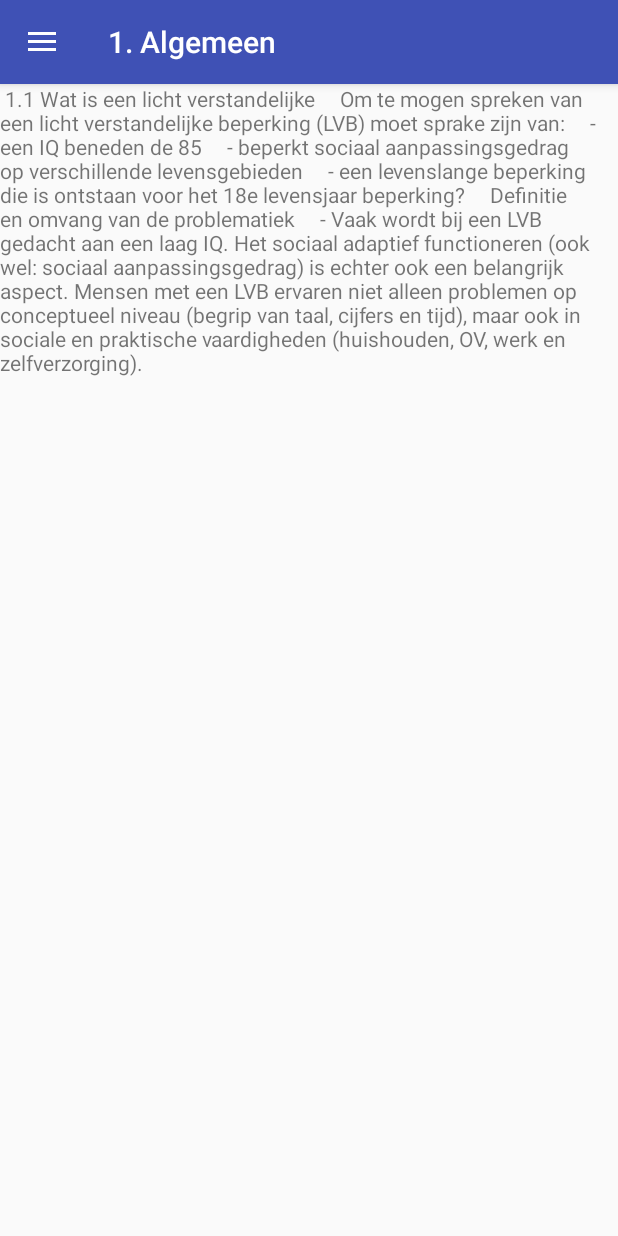
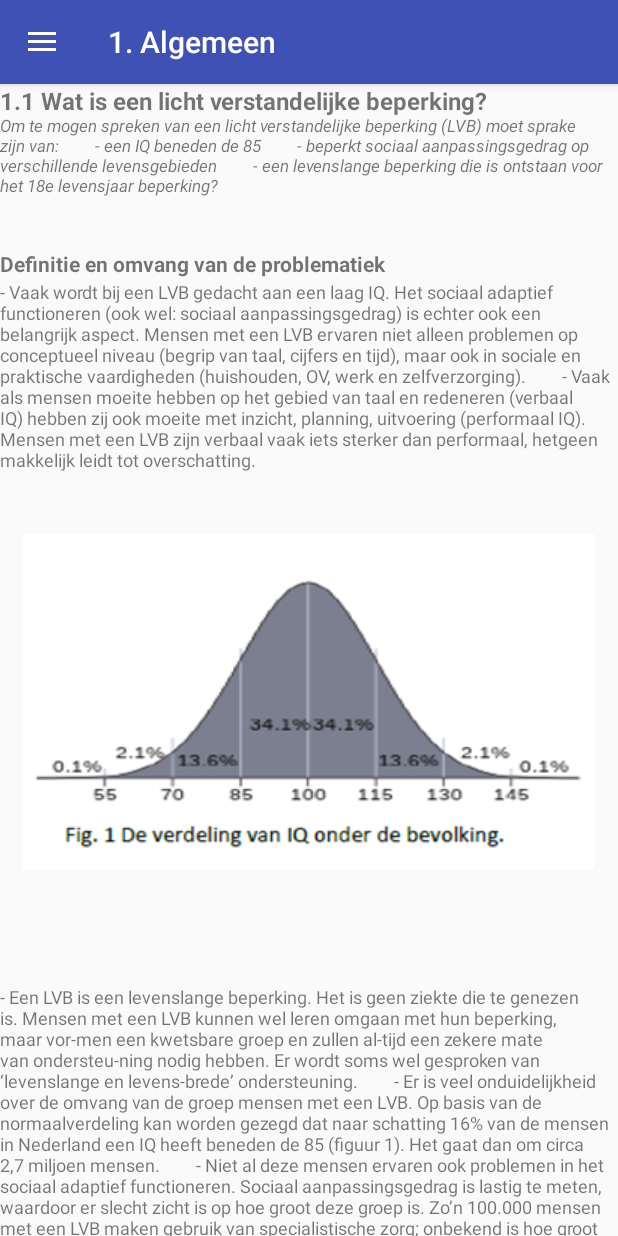
Before and after one commit to suusie1994/PolitieBrochureApp, an Android app: the screen it shows after launch (MainActivity), in the side drawer, after a tap on "1. Algemeen", on a phone screen of 412 x 824 dp. Run offline under Robolectric (Android 15) with nearby library versions, the phone set to English and light mode, and no system bars.

Commit message:
Eerste pagina van hoofdstuk 1 in fragment. Opmaak nog niet volledig.

```diff
--- a/app/src/main/res/layout/fragment_hfst1.xml
+++ b/app/src/main/res/layout/fragment_hfst1.xml
@@ -4,17 +4,56 @@
     android:layout_height="match_parent"
     tools:context="Fragments.Hoofdstuk1Fragment">
 
-    <!-- TODO: Update blank fragment layout -->
     <TextView
         android:layout_width="match_parent"
-        android:layout_height="match_parent"
-        android:text=" 1.1	Wat is een licht verstandelijke
-    Om te mogen spreken van een licht verstandelijke beperking (LVB) moet sprake zijn van:
-    -	een IQ beneden de 85
-    -	beperkt sociaal aanpassingsgedrag op verschillende levensgebieden
-    -	een levenslange beperking die is ontstaan voor het 18e levensjaar beperking?
-    Definitie en omvang van de problematiek
-    -	Vaak wordt bij een LVB gedacht aan een laag IQ. Het sociaal adaptief functioneren (ook wel: sociaal aanpassingsgedrag) is echter ook een belangrijk aspect. Mensen met een LVB ervaren niet alleen problemen op conceptueel niveau (begrip van taal, cijfers en tijd), maar ook in sociale en praktische vaardigheden (huishouden, OV, werk en zelfverzorging).
-" />
+        android:layout_height="wrap_content"
+        android:text="1.1 Wat is een licht verstandelijke beperking?"
+        android:textStyle="bold"
+        android:textSize="16dp"/>
+    <TextView
+        android:layout_width="match_parent"
+        android:layout_height="wrap_content"
+        android:layout_marginTop="20dp"
+        android:text="Om te mogen spreken van een licht verstandelijke beperking (LVB) moet sprake zijn van:
+        -	een IQ beneden de 85
+        -	beperkt sociaal aanpassingsgedrag op verschillende levensgebieden
+        -	een levenslange beperking die is ontstaan voor het 18e levensjaar beperking?"
+        android:textStyle="italic"
+        android:textSize="11dp"/>
+    <TextView
+        android:layout_width="match_parent"
+        android:layout_height="wrap_content"
+        android:layout_alignParentTop="true"
+        android:layout_marginTop="110dp"
+        android:text="Definitie en omvang van de problematiek"
+        android:textStyle="bold"
+        android:textSize="14dp"/>
+    <TextView
+        android:layout_width="match_parent"
+        android:layout_height="wrap_content"
+        android:layout_alignParentTop="true"
+        android:layout_marginTop="130dp"
+        android:text="-	Vaak wordt bij een LVB gedacht aan een laag IQ. Het sociaal adaptief functioneren (ook wel: sociaal aanpassingsgedrag) is echter ook een belangrijk aspect. Mensen met een LVB ervaren niet alleen problemen op conceptueel niveau (begrip van taal, cijfers en tijd), maar ook in sociale en praktische vaardigheden (huishouden, OV, werk en zelfverzorging).
+        - Vaak als mensen moeite hebben op het gebied van taal en redeneren (verbaal IQ) hebben zij ook moeite met inzicht, planning, uitvoering (performaal IQ). Mensen met een LVB zijn verbaal vaak iets sterker dan performaal, hetgeen makkelijk leidt tot overschatting."
+        android:textStyle="normal"
+        android:textSize="12dp"/>
+
+    <ImageView
+        android:layout_width="match_parent"
+        android:layout_height="wrap_content"
+        android:layout_alignParentTop="true"
+        android:layout_marginTop="300dp"
+        android:src="@drawable/fig1"/>
+
+    <TextView
+        android:layout_width="match_parent"
+        android:layout_height="wrap_content"
+        android:layout_alignParentTop="true"
+        android:layout_marginTop="600dp"
+        android:text="- Een LVB is een levenslange beperking. Het is geen ziekte die te genezen is. Mensen met een LVB kunnen wel leren omgaan met hun beperking, maar vor-men een kwetsbare groep en zullen al-tijd een zekere mate van ondersteu-ning nodig hebben. Er wordt soms wel gesproken van ‘levenslange en levens-brede’ ondersteuning.
+        - Er is veel onduidelijkheid over de omvang van de groep mensen met een LVB. Op basis van de normaalverdeling kan worden gezegd dat naar schatting 16% van de mensen in Nederland een IQ heeft beneden de 85 (figuur 1). Het gaat dan om circa 2,7 miljoen mensen.
+        - Niet al deze mensen ervaren ook problemen in het sociaal adaptief functioneren. Sociaal aanpassingsgedrag is lastig te meten, waardoor er slecht zicht is op hoe groot deze groep is. Zo’n 100.000 mensen met een LVB maken gebruik van specialistische zorg; onbekend is hoe groot de groep is die geen gebruik maakt van zorg, maar duidelijk is dat dit om een grote groep gaat (zie ook figuur 4, pag. 10)."
+        android:textStyle="normal"
+        android:textSize="12dp"/>
 
 </FrameLayout>
```
Also changed, not shown: app/src/main/res/drawable/fig1.png (added).
